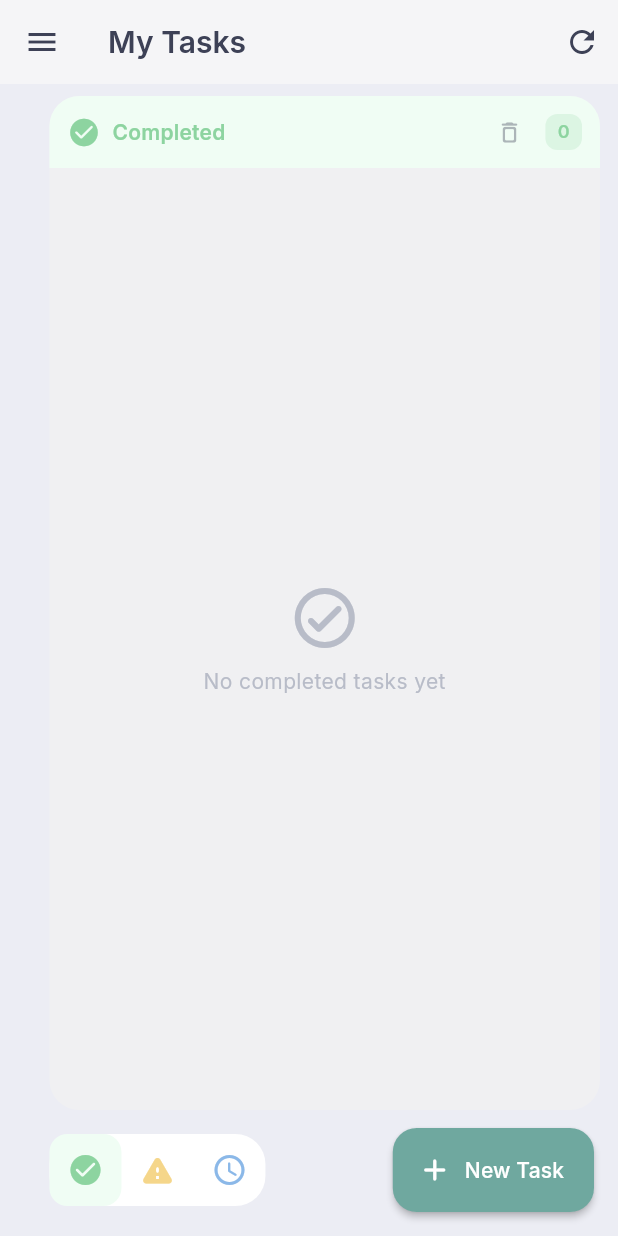
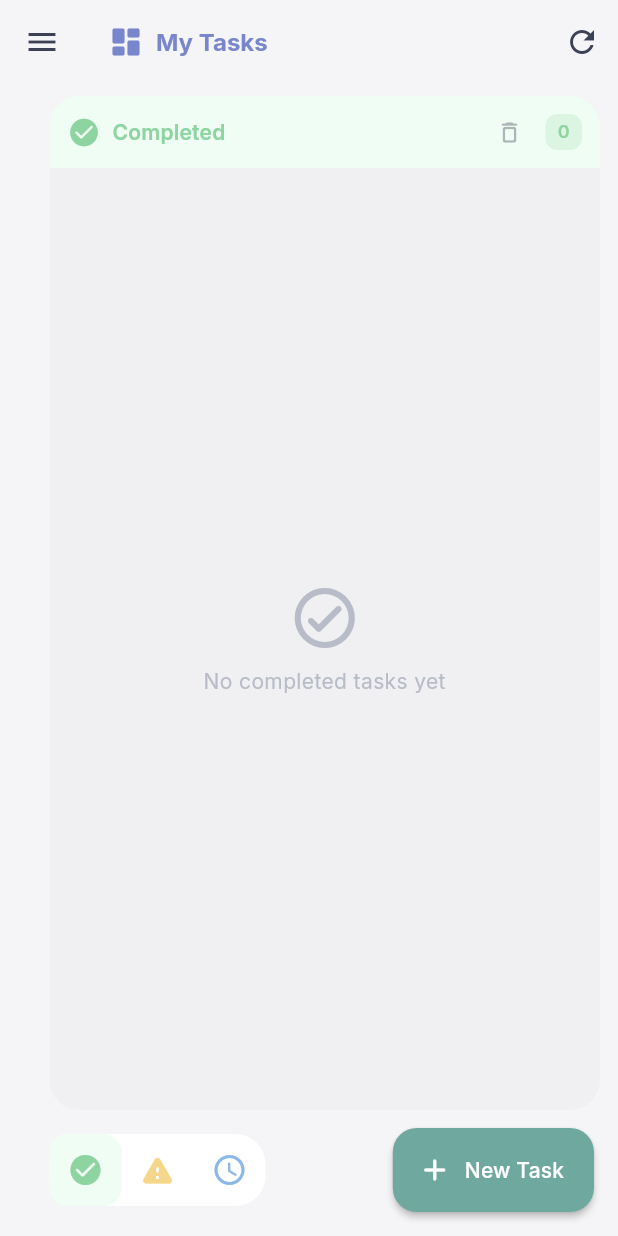
Before and after one commit to macorisd/microplanner, a Flutter app: the DashboardScreen screen opened directly, after a tap on the "check circle" icon, on a phone screen of 412 x 824 dp. Run offline on Flutter 3.47's test engine with Material 3 defaults, Android fonts, the light colour scheme and no system bars; our stand-ins replace flutter_secure_storage, google_fonts, google_sign_in, hive, hive_flutter; accounts and stored records are empty.

Commit message:
fix: unify board headings and refine sidebar spacing

```diff
--- a/lib/features/tasks/presentation/dashboard_screen.dart
+++ b/lib/features/tasks/presentation/dashboard_screen.dart
@@ -7,6 +7,7 @@ import '../../../core/theme/app_theme.dart';
 import '../../../core/theme/app_motion.dart';
 import '../../../core/utils/input_mode.dart';
 import '../../boards/providers/boards_provider.dart';
+import '../../boards/data/board_catalog.dart';
 import '../data/models/task.dart';
 import '../providers/tasks_provider.dart';
 import 'widgets/add_task_dialog.dart';
@@ -77,6 +78,9 @@ class _DashboardScreenState extends State<DashboardScreen> {
     final boardColor = context.select<BoardsProvider, int?>(
       (boards) => boards.currentBoard?.color,
     );
+    final boardIcon = context.select<BoardsProvider, String?>(
+      (boards) => boards.currentBoard?.icon,
+    );
     final boardName =
         context.select<BoardsProvider, String?>(
           (boards) => boards.currentBoard?.name,
@@ -102,7 +106,15 @@ class _DashboardScreenState extends State<DashboardScreen> {
             ? AppBar(
                 toolbarHeight: short ? 48 : null,
                 title: MotionSwap(
-                  child: Text(
+                  alignment: Alignment.centerLeft,
+                  child: page == DashboardPage.board
+                      ? _BoardHeading(
+                          key: ValueKey((pageName, boardIcon, boardColor)),
+                          name: boardName,
+                          icon: boardIcon,
+                          color: boardColor,
+                        )
+                      : Text(
                           pageName,
                           key: ValueKey(pageName),
                           maxLines: 1,
@@ -141,11 +153,15 @@ class _DashboardScreenState extends State<DashboardScreen> {
                             Expanded(
                               child: MotionSwap(
                                 alignment: Alignment.centerLeft,
-                                child: Text(
+                                child: _BoardHeading(
+                                  key: ValueKey((
                                     boardName,
-                                  key: ValueKey(boardName),
-                                  maxLines: 1,
-                                  overflow: TextOverflow.ellipsis,
+                                    boardIcon,
+                                    boardColor,
+                                  )),
+                                  name: boardName,
+                                  icon: boardIcon,
+                                  color: boardColor,
                                   style: Theme.of(
                                     context,
                                   ).textTheme.displaySmall,
@@ -161,15 +177,7 @@ class _DashboardScreenState extends State<DashboardScreen> {
                         key: ValueKey(page),
                         fade: page != DashboardPage.board,
                         child: switch (page) {
-                          DashboardPage.board => ColoredBox(
-                            color: Color.alphaBlend(
-                              Color(
-                                boardColor ?? 0xff7986cb,
-                              ).withValues(alpha: 0.07),
-                              AppColors.background,
-                            ),
-                            child: const _TaskArea(),
-                          ),
+                          DashboardPage.board => const _TaskArea(),
                           DashboardPage.weeklyPlan => EditorPanel(
                             child: Column(
                               mainAxisSize: MainAxisSize.min,
@@ -367,6 +375,47 @@ class _DashboardScreenState extends State<DashboardScreen> {
   }
 }
 
+class _BoardHeading extends StatelessWidget {
+  const _BoardHeading({
+    super.key,
+    required this.name,
+    this.icon,
+    this.color,
+    this.style,
+  });
+
+  final String name;
+  final String? icon;
+  final int? color;
+  final TextStyle? style;
+
+  @override
+  Widget build(BuildContext context) {
+    final foreground = Color(color ?? 0xff7986cb);
+    final textStyle = (style ?? Theme.of(context).textTheme.titleLarge)
+        ?.copyWith(color: foreground, fontWeight: FontWeight.w700);
+    return Row(
+      key: const ValueKey('board-heading'),
+      children: [
+        Icon(
+          boardIcons[icon] ?? Icons.dashboard_rounded,
+          color: foreground,
+          size: (textStyle?.fontSize ?? 22).clamp(24, 36).toDouble(),
+        ),
+        const SizedBox(width: AppTheme.spacingSmall),
+        Expanded(
+          child: Text(
+            name,
+            maxLines: 1,
+            overflow: TextOverflow.ellipsis,
+            style: textStyle,
+          ),
+        ),
+      ],
+    );
+  }
+}
+
 /// Cloud status changes do not rebuild or re-sort the task workspace.
 class _TaskArea extends StatefulWidget {
   const _TaskArea();
--- a/lib/features/tasks/presentation/widgets/sidebar.dart
+++ b/lib/features/tasks/presentation/widgets/sidebar.dart
@@ -367,9 +367,11 @@ class _BoardCardState extends State<_BoardCard> {
                 }
               },
               child: Ink(
-                padding: EdgeInsets.symmetric(
-                  horizontal: AppTheme.spacingMedium,
-                  vertical: touch ? 4 : 8,
+                padding: EdgeInsets.fromLTRB(
+                  AppTheme.spacingMedium,
+                  touch ? 4 : 8,
+                  touch ? AppTheme.spacingSmall : AppTheme.spacingMedium,
+                  touch ? 4 : 8,
                 ),
                 decoration: BoxDecoration(
                   color: boardRowBackground(color),
@@ -397,9 +399,7 @@ class _BoardCardState extends State<_BoardCard> {
                         overflow: TextOverflow.ellipsis,
                         style: Theme.of(context).textTheme.bodyMedium?.copyWith(
                           color: foreground,
-                          fontWeight: widget.isActive
-                              ? FontWeight.w700
-                              : FontWeight.w500,
+                          fontWeight: FontWeight.w700,
                         ),
                       ),
                     ),
@@ -412,6 +412,10 @@ class _BoardCardState extends State<_BoardCard> {
                         mainAxisSize: MainAxisSize.min,
                         children: [
                           _BoardActionButton(
+                            compact: touch,
+                            alignment: touch
+                                ? Alignment.centerRight
+                                : Alignment.center,
                             icon: Icons.edit_outlined,
                             tooltip: 'Edit board',
                             color: foreground,
@@ -423,6 +427,7 @@ class _BoardCardState extends State<_BoardCard> {
                             maintainAnimation: true,
                             maintainSize: true,
                             child: _BoardActionButton(
+                              compact: touch,
                               icon: Icons.delete_outline_rounded,
                               tooltip: 'Delete board',
                               color: foreground,
@@ -538,23 +543,35 @@ class _BoardActionButton extends StatelessWidget {
   final VoidCallback? onTap;
   final Color? color;
   final String? tooltip;
+  final bool compact;
+  final Alignment alignment;
 
   const _BoardActionButton({
     required this.icon,
     this.onTap,
     this.color,
     this.tooltip,
+    this.compact = false,
+    this.alignment = Alignment.center,
   });
 
   @override
   Widget build(BuildContext context) {
     return PressFeedback(
-      child: SizedBox.square(
-        dimension: usesTouchControls(context) ? 48 : 24,
+      child: SizedBox(
+        width: compact
+            ? 44
+            : usesTouchControls(context)
+            ? 48
+            : 24,
+        height: usesTouchControls(context) ? 48 : 24,
         child: IconButton(
           tooltip: tooltip,
           onPressed: onTap,
-          padding: EdgeInsets.zero,
+          padding: compact
+              ? const EdgeInsets.symmetric(horizontal: 4)
+              : EdgeInsets.zero,
+          alignment: alignment,
           hoverColor: AppColors.surfaceVariant,
           icon: Icon(icon, size: 16, color: color ?? AppColors.textSecondary),
         ),
```
Also changed, not shown: 5 other files. Lines whose indentation alone changed are shown as unchanged.
